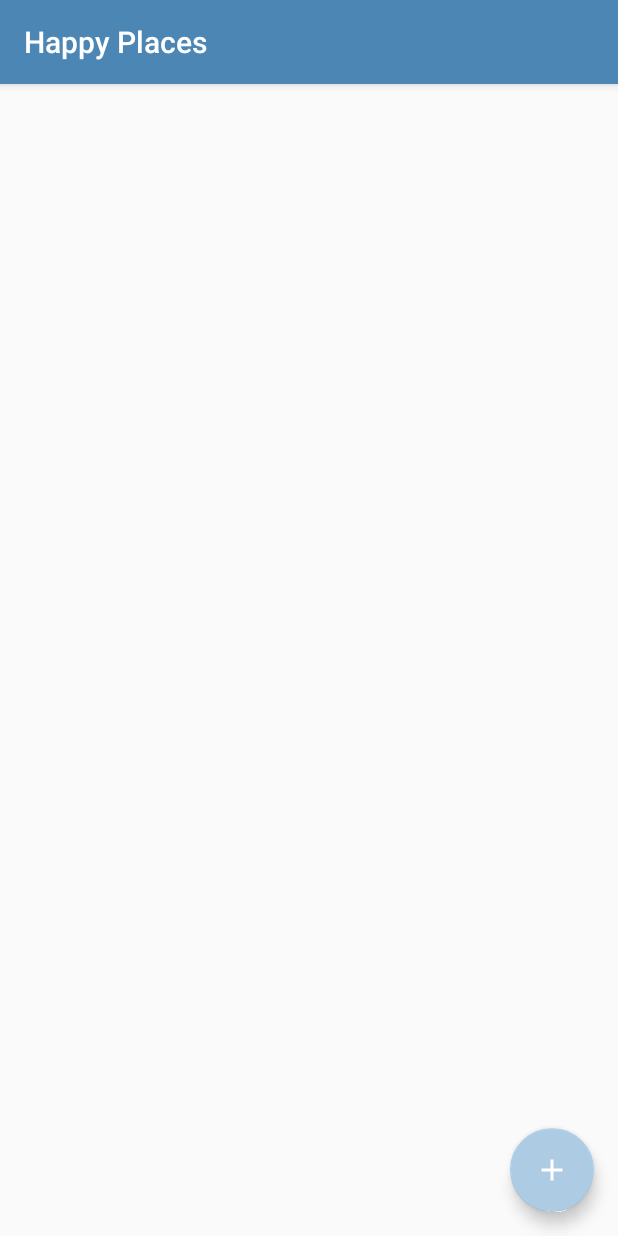
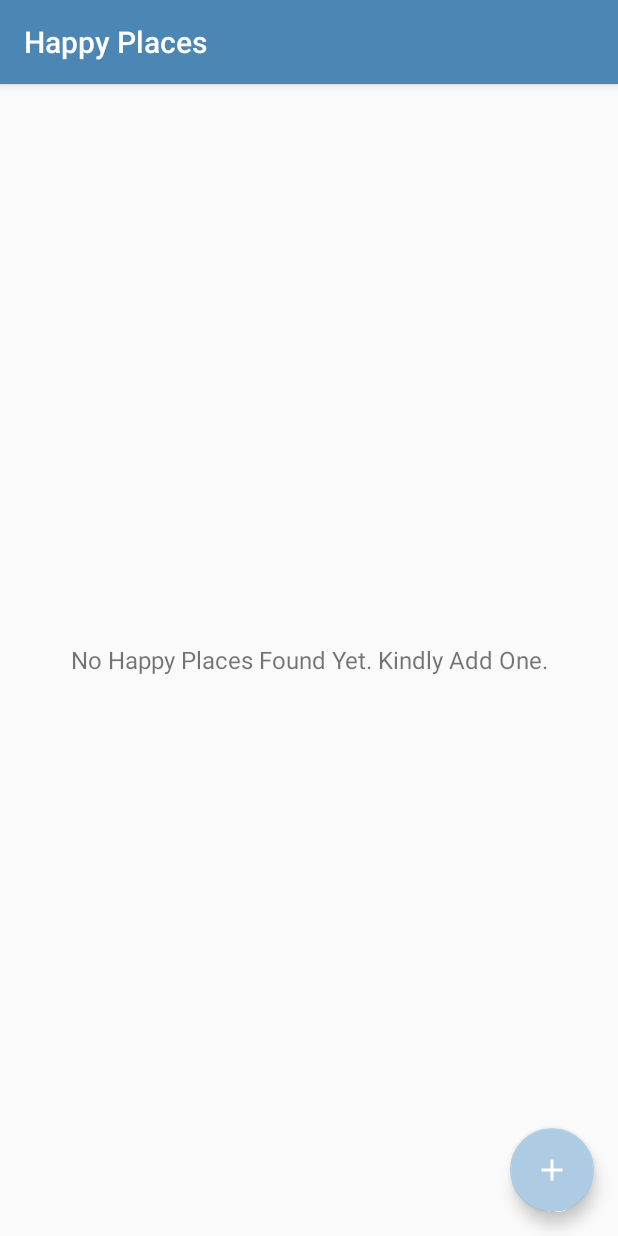
Before and after one commit to hasandalkilic1/learningHappyPlace, an Android app: the screen it shows after launch (MainActivity), on a phone screen of 412 x 824 dp. Run offline under Robolectric (Android 15) with nearby library versions, the phone set to English and light mode, and no system bars; 2 statements that could not run were skipped.

Commit message:
read database and added recycler view LESSON 6

```diff
--- a/app/build.gradle
+++ b/app/build.gradle
@@ -34,6 +34,7 @@ dependencies {
     // Adding an google material design dependency for using material components
     implementation 'com.google.android.material:material:1.0.0'
     implementation 'com.karumi:dexter:6.0.1'
+    debugImplementation 'im.dino:dbinspector:3.4.1@aar'
 
     testImplementation 'junit:junit:4.13'
     androidTestImplementation 'androidx.test.ext:junit:1.1.1'
--- a/app/src/main/java/com/happyplaces/activities/MainActivity.kt
+++ b/app/src/main/java/com/happyplaces/activities/MainActivity.kt
@@ -2,8 +2,11 @@ package com.happyplaces.activities
 
 import android.content.Intent
 import android.os.Bundle
+import android.util.Log
 import androidx.appcompat.app.AppCompatActivity
 import com.happyplaces.R
+import com.happyplaces.database.DatabaseHandler
+import com.happyplaces.models.HappyPlaceModel
 import kotlinx.android.synthetic.main.activity_main.*
 
 class MainActivity : AppCompatActivity() {
@@ -19,5 +22,18 @@ class MainActivity : AppCompatActivity() {
             val intent = Intent(this@MainActivity, AddHappyPlaceActivity::class.java)
             startActivity(intent)
         }
+        getHappyPlacesListFromLocalDB()
+    }
+    private fun getHappyPlacesListFromLocalDB(){
+        val dbHandler=DatabaseHandler(this)
+        val getHappyPlaceList:ArrayList<HappyPlaceModel> = dbHandler.getHappyPlacesList()
+
+        if(getHappyPlaceList.size>0){
+            for(i in getHappyPlaceList){
+                Log.e("Title",i.title)
+                Log.e("description",i.description)
+            }
+        }
+
     }
 }
--- a/app/src/main/java/com/happyplaces/database/DatabaseHandler.kt
+++ b/app/src/main/java/com/happyplaces/database/DatabaseHandler.kt
@@ -2,9 +2,12 @@ package com.happyplaces.database
 
 import android.content.ContentValues
 import android.content.Context
+import android.database.Cursor
 import android.database.sqlite.SQLiteDatabase
+import android.database.sqlite.SQLiteException
 import android.database.sqlite.SQLiteOpenHelper
 import com.happyplaces.models.HappyPlaceModel
+import java.io.IOException
 
 class DatabaseHandler(context: Context) :
     SQLiteOpenHelper(context, DATABASE_NAME, null, DATABASE_VERSION) {
@@ -62,4 +65,40 @@ class DatabaseHandler(context: Context) :
         return result
 
     }
+
+    fun getHappyPlacesList():ArrayList<HappyPlaceModel>{
+        val happyPlaceList:ArrayList<HappyPlaceModel> = ArrayList<HappyPlaceModel>()
+        val selectQuery="SELECT * FROM $TABLE_HAPPY_PLACE"
+        val db=this.readableDatabase
+
+        try {
+
+            val cursor:Cursor=db.rawQuery(selectQuery,null)
+
+            if(cursor.moveToFirst()){
+                do {
+                    val place=HappyPlaceModel(
+                        cursor.getInt(cursor.getColumnIndex(KEY_ID)),
+                        cursor.getString(cursor.getColumnIndex(KEY_TITLE)),
+                        cursor.getString(cursor.getColumnIndex(KEY_IMAGE)),
+                        cursor.getString(cursor.getColumnIndex(KEY_DESCRIPTION)),
+                        cursor.getString(cursor.getColumnIndex(KEY_DATE)),
+                        cursor.getString(cursor.getColumnIndex(KEY_LOCATION)),
+                        cursor.getDouble(cursor.getColumnIndex(KEY_LATITUDE)),
+                        cursor.getDouble(cursor.getColumnIndex(KEY_LONGITUDE))
+                    )
+                    happyPlaceList.add(place)
+
+                }while (cursor.moveToNext())
+            }
+            cursor.close()
+
+
+        }catch (e:SQLiteException){
+            db.execSQL(selectQuery)
+            return ArrayList()
+        }
+
+        return happyPlaceList
+    }
 }
--- a/app/src/main/res/layout/activity_main.xml
+++ b/app/src/main/res/layout/activity_main.xml
@@ -5,6 +5,24 @@
     android:layout_width="match_parent"
     android:layout_height="match_parent"
     tools:context=".activities.MainActivity">
+
+  <androidx.recyclerview.widget.RecyclerView
+      android:id="@+id/rv_happy_places_list"
+      android:layout_width="match_parent"
+      android:layout_height="match_parent"
+      android:visibility="gone"
+      tools:visibility="gone"/>
+
+    <TextView
+        android:id="@+id/tv_no_records_available"
+        android:layout_width="match_parent"
+        android:layout_height="match_parent"
+        android:gravity="center"
+        android:text="@string/note_text_no_happy_places_found_yet"
+        android:textSize="@dimen/no_records_available_textsize"
+        android:visibility="visible"
+        tools:visibility="visible"
+        />
 
     <com.google.android.material.floatingactionbutton.FloatingActionButton
         android:id="@+id/fabAddHappyPlace"
--- a/app/src/main/res/values/dimens.xml
+++ b/app/src/main/res/values/dimens.xml
@@ -19,6 +19,7 @@
     <dimen name="image_border_stroke_size">0.5dp</dimen>
     <dimen name="add_place_image_shape_radius">3dp</dimen>
     <dimen name="button_radius">10dp</dimen>
+    <dimen name="no_records_available_textsize">16sp</dimen>
     <!--END-->
 
 </resources>
--- a/app/src/main/res/values/strings.xml
+++ b/app/src/main/res/values/strings.xml
@@ -9,5 +9,6 @@
     <string name="edit_text_hint_location">Location</string>
     <string name="text_add_image">ADD IMAGE</string>
     <string name="btn_text_save">SAVE</string>
+    <string name="note_text_no_happy_places_found_yet">No Happy Places Found Yet. Kindly Add One.</string>
     <!--END-->
 </resources>
```
Also changed, not shown: app/src/main/java/com/happyplaces/activities/AddHappyPlaceActivity.kt (+41 -1 lines).
